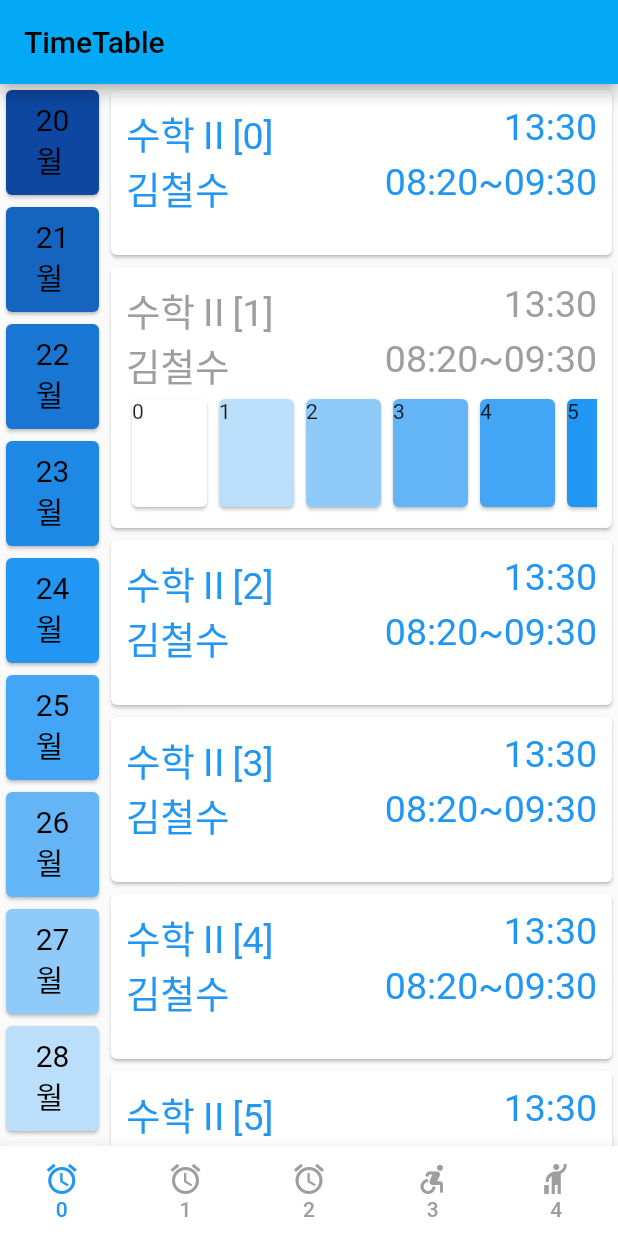
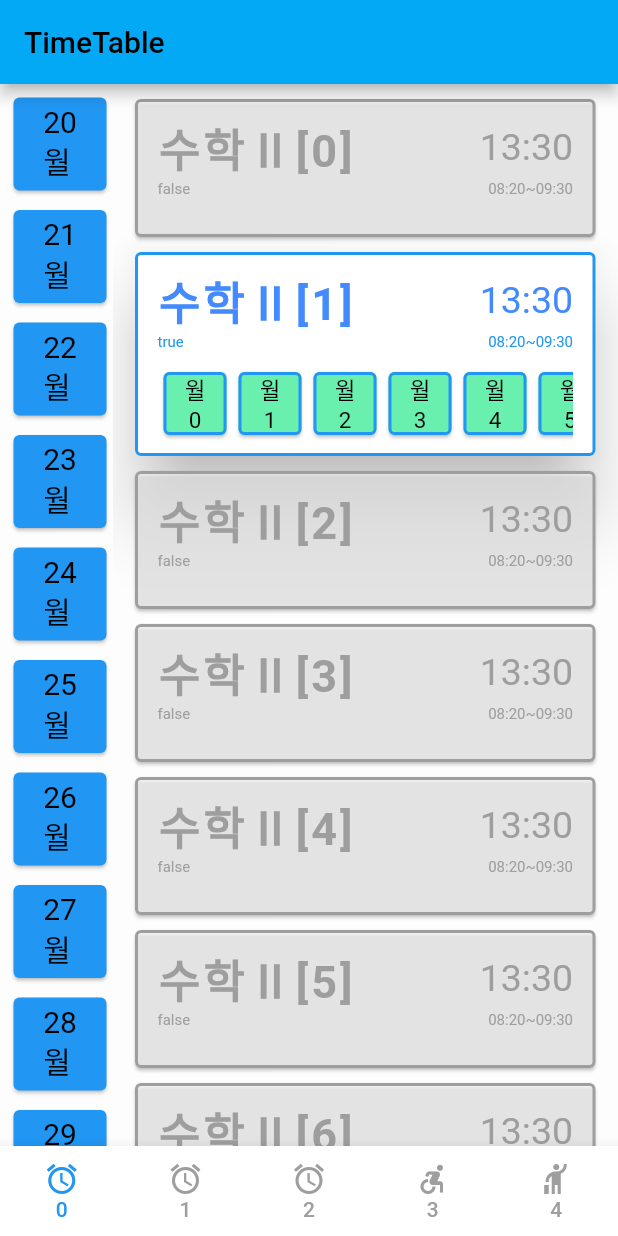
Before and after one commit to rooky0509/ontime, a Flutter app: the screen it shows after launch, on a phone screen of 412 x 824 dp. Run offline on Flutter 3.47's test engine with Material 2 defaults, Android fonts, the phone set to English and light mode, and no system bars.

Commit message:
TimeTable디자인수정+사이즈수정

```diff
--- a/lib/SelfTable.dart
+++ b/lib/SelfTable.dart
@@ -18,7 +18,22 @@ class _SelfTableState extends State<SelfTable>{
             RaisedButton(
                 onPressed: () {
                 },
-                child: Text('Self')
+                child: SizedBox(
+                height: double.infinity,
+                child: Card(
+                  semanticContainer: true,
+                  clipBehavior: Clip.antiAliasWithSaveLayer,
+                  child: Image.network(
+                    'https://placeimg.com/640/480/any',
+                    fit: BoxFit.fill,
+                  ),
+                  shape: RoundedRectangleBorder(
+                    borderRadius: BorderRadius.circular(10.0),
+                  ),
+                  elevation: 5,
+                  margin: EdgeInsets.all(10),
+                ),
+              ),
             ),
           ],
         ),
--- a/lib/TimeTable.dart
+++ b/lib/TimeTable.dart
@@ -9,50 +9,72 @@ class TimeTable extends StatefulWidget{
 class _TimeTableState extends State<TimeTable>{
 
   Widget CardView(int index, bool active){ //, {int indexTab = i++}
-    //                                      True   :     false
-    Color background = active ? Colors.grey : Colors.grey;
-    Color title_color = active ? Colors.grey : Colors.blue;
-    Color time_color = active ? Colors.grey : Colors.blue;
-    Color border_color = active ? Colors.grey : Colors.blue;
+    //                          True   :     false
+    Color background = active ? Colors.white : Colors.white60;
+    Color title_color = active ? Colors.blueAccent : Colors.grey;
+    Color time_color = active ? Colors.blueAccent : Colors.grey;
+    Color border_color = active ? Colors.blue : Colors.grey;
+    double elevation = active ? 20.0 : 1.0;
 
     return Card(
+      shape: RoundedRectangleBorder(
+        side: new BorderSide(color: border_color, width: 2.0),
+        borderRadius: BorderRadius.circular(4.0)
+      ),
+      elevation: elevation,
+      color: background,
+      margin: EdgeInsets.fromLTRB(15, 10, 15, 0),
       child: Container(
-        margin: EdgeInsets.all(10),
+        padding: EdgeInsets.fromLTRB(15, 10, 15, 10),
         child: Column(
           children: <Widget>[
             Table(
+              defaultVerticalAlignment: TableCellVerticalAlignment.middle,
               border: TableBorder.all(style: BorderStyle.none),
               children: [
                 TableRow(children: [
-                  Text("수학Ⅱ[$index]",style: TextStyle(fontSize: 25, color: title_color),textAlign: TextAlign.start),
-                  Text("13:30",style: TextStyle(fontSize: 25, color: title_color),textAlign: TextAlign.end),
+                  Text(
+                    "수학Ⅱ[$index]",
+                    style: TextStyle(
+                      fontSize: 30,
+                      color: title_color,
+                      fontWeight: FontWeight.bold,
+                      letterSpacing: 2.0),
+                    textAlign: TextAlign.start,
+                    ),
+                  Text("13:30",style: TextStyle(fontSize: 25, color: title_color),textAlign: TextAlign.end)
                 ]),
+
                 TableRow(children: [
-                  Text("김철수",style: TextStyle(fontSize: 25, color: border_color),textAlign: TextAlign.start),
-                  Text("08:20~09:30",style: TextStyle(fontSize: 25, color: border_color),textAlign: TextAlign.end),
+                  Text("$active",style: TextStyle(fontSize: 10, color: border_color),textAlign: TextAlign.start),
+                  Text("08:20~09:30",style: TextStyle(fontSize: 10, color: border_color),textAlign: TextAlign.end),
                 ])
               ],
             ),
-            active?ListView(
-              shrinkWrap: true,
-              children: <Widget>[
-                Container(
-                  height: 80.0,
+            active?Container(
+            height: 60, //margin값 + size값
+            //height: 70, -> 리스트뷰 전체의 길이 조절
             child: ListView(
               scrollDirection: Axis.horizontal,
-                    children: List.generate(100, (int index) {
-                      return Card(
-                        color: Colors.blue[index * 100],
+              children: List.generate(10, (int index) {
+                return Container(
+                  margin: EdgeInsets.fromLTRB(0, 10, 0, 0),
+                  width: 50,
+                  height: 50,
+                  child: Card(
+                    shape: RoundedRectangleBorder(
+                      side: new BorderSide(color: border_color, width: 2.0),
+                      borderRadius: BorderRadius.circular(4.0)
+                    ),
+                    color: Colors.greenAccent,
                     child: Container(
-                          width: 50.0,
-                          height: 50.0,
-                          child: Text("$index"),
+                      alignment: Alignment.center,
+                      child: Text("월\n${index}",style: TextStyle(fontSize: 15, color: Colors.black),textAlign: TextAlign.center,
+                    ))
                   ),
                 );
               }),
             ),
-                ),
-              ],
           ):Text("")
           ],
         )
@@ -151,31 +173,33 @@ ListView(
   @override
   Widget build(BuildContext context) {
     return Scaffold(
+      backgroundColor: Colors.white60,
       appBar: AppBar(
         title: Text('TimeTable'),
       ),
       body: Row(
         children: <Widget>[
           Container(
-            width: 70,
+            width: 75, //margin값 + size값
             //height: 70, -> 리스트뷰 전체의 길이 조절
             child: ListView(
               scrollDirection: Axis.vertical,
               children: List.generate(10, (int index) {
-                return Card(
-
-                  color: Colors.blue[((index-9*2).abs()-9).abs() * 100],
+                return Container(
+                  margin: EdgeInsets.fromLTRB(5, 5, 0, 0),
+                  width: 70,
+                  height: 70,
+                  child: Card(
+                    color: Colors.blue,
                     child: Container(
-                    //width: 100.0, -> 상관없음
-                    height: 70.0,
-                    child : Center(
-                      child: Text("${index+20}\n월",style: TextStyle(fontSize: 20, color: Colors.black)),
-                    )
-                  )
+                      alignment: Alignment.center,
+                      child: Text("${index+20}\n월",style: TextStyle(fontSize: 20, color: Colors.black)
+                    ))
+                  ),
                 );
               }),
             ),
-          ),
+          ), //Text("${index+20}\n월",style: TextStyle(fontSize: 20, color: Colors.black)),
           Expanded(
             flex: 1,
             child: ListView(
--- a/lib/home.dart
+++ b/lib/home.dart
@@ -122,8 +122,11 @@ Alignment : http://daplus.net/flutter-flutter%EB%8A%94-%EB%91%90-%ED%95%AD%EB%AA
     -> mainAxisAlignment : 세로
 Table : https://www.tutorialkart.com/flutter/flutter-table/
   ㄴ 격자로 정렬
-
-
+Text정렬 : https://velog.io/@jong/Flutter-%ED%85%8D%EC%8A%A4%ED%8A%B8-%EC%A0%95%EB%A0%AC-1
+  ㄴ 텍스트가로정렬
+    -> 가로정렬+테이블기본셀정렬
+CardBorder : https://stackoverflow.com/questions/50783354/how-to-highlight-the-border-of-a-card-selected
+  ㄴ 카드 테두리 생성
 /*
 -----------------------------------------------------------------------------------------
 [
```
Lines whose indentation alone changed are shown as unchanged.
